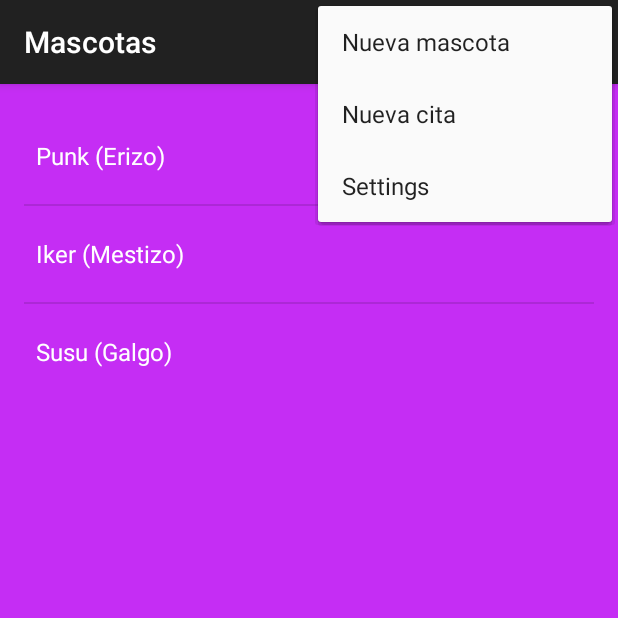
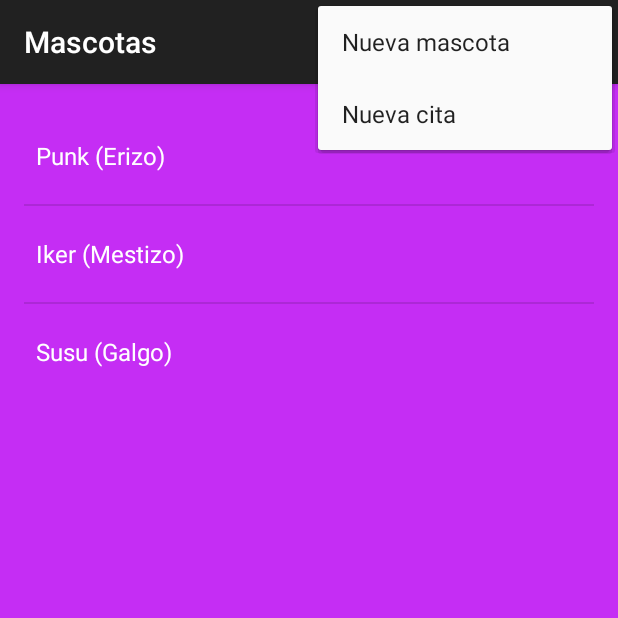
Before and after one commit to nono9119/App_MyCan, an Android app: the ListActivity screen opened directly, with no data from a screen before it, with the options menu open, on a phone screen of 412 x 824 dp, the top half of it. Run offline under Robolectric (Android 15) with nearby library versions, the phone set to English and light mode, and no system bars.

Commit message:
Eliminada opcion del menu y eliminada barra superior en la primera activity

```diff
--- a/app/src/main/java/com/mycan/app_mycan/ListActivity.java
+++ b/app/src/main/java/com/mycan/app_mycan/ListActivity.java
@@ -104,9 +104,7 @@
         int id = item.getItemId();
         Intent itt;
         //noinspection SimplifiableIfStatement
-        if (id == R.id.action_settings) {
-            return true;
-        } else if (id == R.id.menu_insertarMascota) {
+        if (id == R.id.menu_insertarMascota) {
             modo = "insertar";
             itt = new Intent(ctx, InsertarMascota.class);
             itt.putExtra("modo", modo);
--- a/app/src/main/java/com/mycan/app_mycan/ListCitas.java
+++ b/app/src/main/java/com/mycan/app_mycan/ListCitas.java
@@ -14,11 +14,9 @@
 import android.widget.EditText;
 import android.widget.ExpandableListView;
 import android.widget.Toast;
-
 import java.sql.SQLException;
 import java.util.HashMap;
 import java.util.List;
-
 import clases.ListaExpansibleAdapter;
 import bbdd.AdaptadorDBCitas;
 import bbdd.AdaptadorDBMascotas;
--- a/app/src/main/java/com/mycan/app_mycan/MainActivity.java
+++ b/app/src/main/java/com/mycan/app_mycan/MainActivity.java
@@ -22,6 +22,7 @@
     protected void onCreate(Bundle savedInstanceState) {
         super.onCreate(savedInstanceState);
         setContentView(R.layout.activity_main);
+        getSupportActionBar().hide();
 
         loadData = (TextView) findViewById(R.id.tvCargandoDatos);
         btEntrar = (Button) findViewById(R.id.btEntrar);
--- a/app/src/main/res/menu/menu_list.xml
+++ b/app/src/main/res/menu/menu_list.xml
@@ -3,11 +3,6 @@
     xmlns:tools="http://schemas.android.com/tools"
     tools:context="com.mycan.app_mycan.ListActivity">
 
-    <item
-        android:id="@+id/action_settings"
-        android:title="@string/action_settings"
-        android:orderInCategory="100"
-        app:showAsAction="never" />
     <item
         android:id="@+id/menu_insertarMascota"
         android:title="@string/insertarMascota" />
```
Also changed, not shown: app/src/main/res/menu/menu_list_citas.xml (+1 -6 lines).
